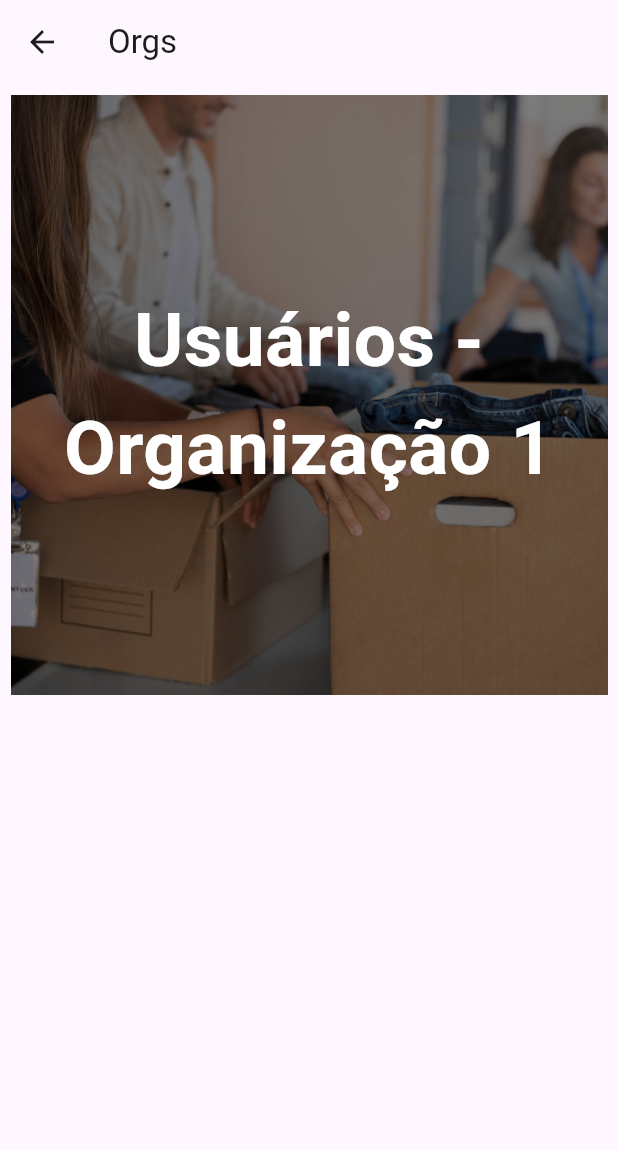
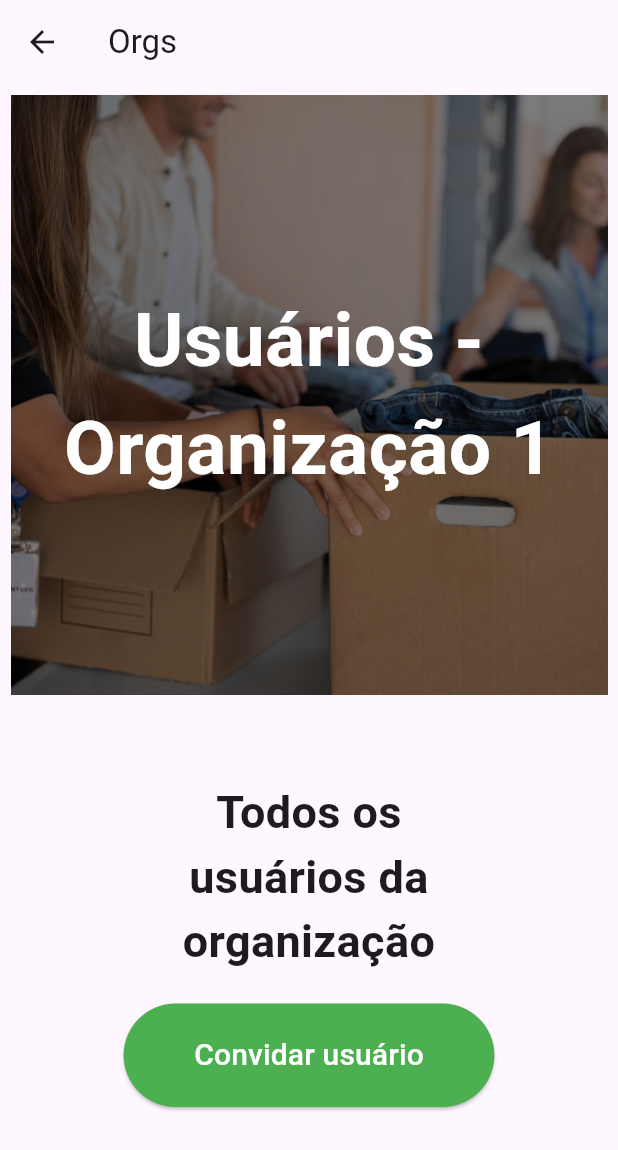
Before and after one commit to notOliveira/ZeroFlutter, a Flutter app: the OrgUsersScreen screen opened by its route, on a phone screen of 412 x 824 dp. Shown: the top 1150 px of the screen. Run offline on Flutter 3.47's test engine with Material 3 defaults, Android fonts, the phone set to English and light mode, and no system bars.

Commit message:
Ajustes página de membros

```diff
--- a/lib/org_users.dart
+++ b/lib/org_users.dart
@@ -14,7 +14,9 @@ class _OrgUsersScreen extends State<OrgUsersScreen> {
         title: Text('Orgs'),
       ),
       body: SingleChildScrollView(
-        child: Padding(
+        child: Column(
+          children: [
+            Padding(
               padding: const EdgeInsets.all(7.0),
               child: Stack(
                 children: [
@@ -50,6 +52,43 @@ class _OrgUsersScreen extends State<OrgUsersScreen> {
                 ],
               ),
             ),
+            SizedBox(height: 50.0),
+            Container(
+              width: MediaQuery.of(context).size.width * 0.6,
+              child: Column(
+                crossAxisAlignment: CrossAxisAlignment.center,
+                children: [
+                  Text(
+                    'Todos os usuários da organização',
+                    style: TextStyle(
+                      fontSize: 30.0,
+                      fontWeight: FontWeight.bold,
+                    ),
+                    textAlign: TextAlign.center,
+                  ),
+                  SizedBox(height: 20.0),
+                  Container(
+                    width: double.infinity,
+                    child: ElevatedButton(
+                      onPressed: () {
+                        // Ação do botão Convidar usuário
+                      },
+                      child: Text(
+                        'Convidar usuário',
+                        style: TextStyle(fontSize: 20.0, color: Colors.white),
+                      ),
+                      style: ElevatedButton.styleFrom(
+                        backgroundColor: Colors.green,
+                        padding: EdgeInsets.symmetric(vertical: 20.0),
+                      ),
+                    ),
+                  ),
+                ],
+              ),
+            ),
+            SizedBox(height: 50.0),
+          ],
+        ),
       ),
     );
   }
```
Lines whose indentation alone changed are shown as unchanged.
